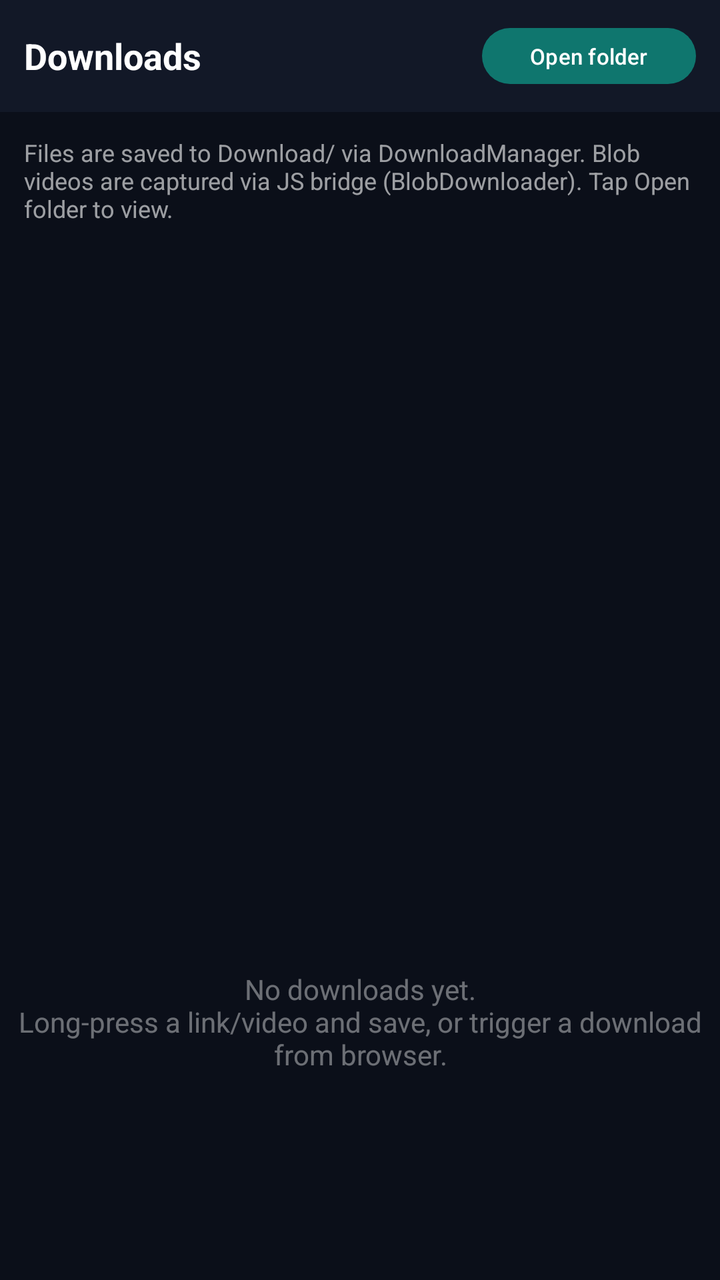
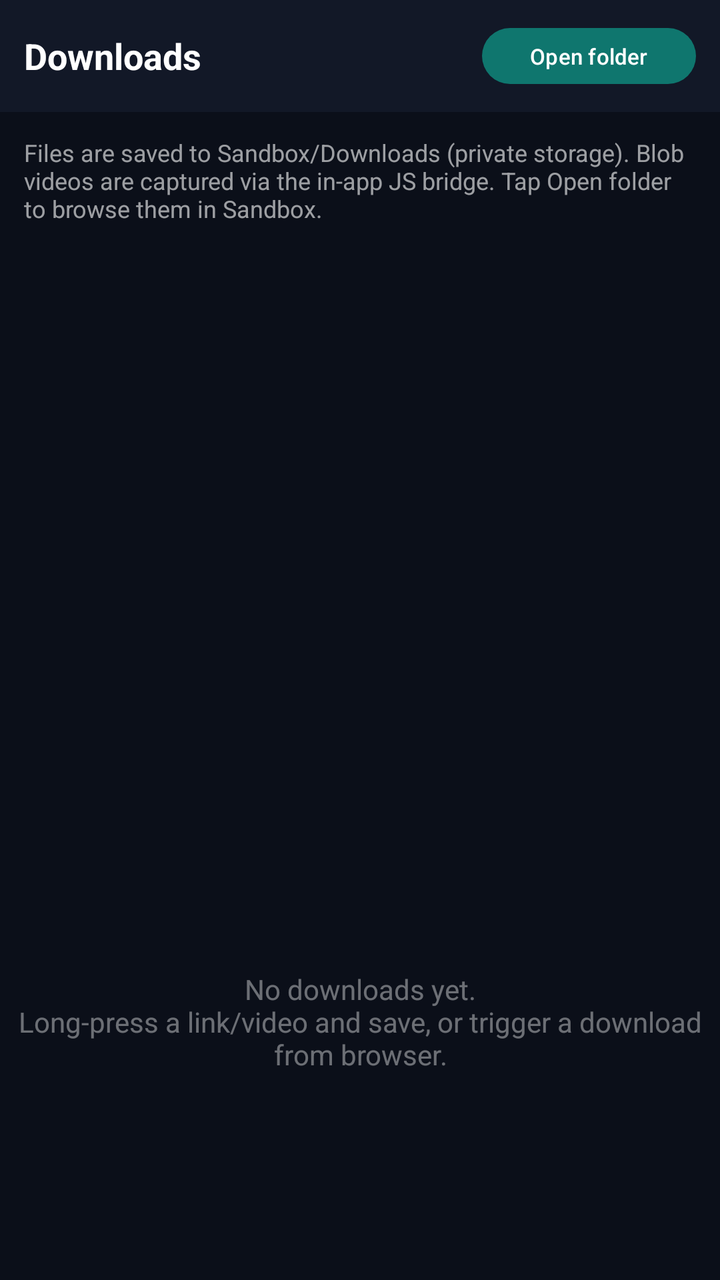

The first picture is an Android layout as it rendered before a commit; the second is the same layout after the commit. The layout source and the unified diff follow.
<!-- AndroidManifest.xml: application theme Theme.LightBrowser -->
<!-- res/layout/fragment_downloads.xml -->
<?xml version="1.0" encoding="utf-8"?>
<LinearLayout xmlns:android="http://schemas.android.com/apk/res/android"
    android:layout_width="match_parent" android:layout_height="match_parent"
    android:orientation="vertical" android:background="@color/bg_dark">

    <LinearLayout android:layout_width="match_parent" android:layout_height="56dp"
        android:orientation="horizontal" android:gravity="center_vertical"
        android:padding="12dp" android:background="@color/surface">
        <TextView android:layout_width="0dp" android:layout_weight="1" android:layout_height="wrap_content"
            android:text="Downloads" android:textColor="@color/white" android:textSize="18sp" android:textStyle="bold"/>
        <com.google.android.material.button.MaterialButton android:id="@+id/btnOpenFolder"
            android:layout_width="wrap_content" android:layout_height="36dp" android:text="Open folder" android:textSize="11sp"/>
    </LinearLayout>

    <TextView android:layout_width="match_parent" android:layout_height="wrap_content"
        android:padding="12dp" android:textColor="#99FFFFFF" android:textSize="12sp"
        android:text="Files are saved to Download/ via DownloadManager. Blob videos are captured via JS bridge (BlobDownloader). Tap Open folder to view."/>

    <androidx.recyclerview.widget.RecyclerView android:id="@+id/recycler"
        android:layout_width="match_parent" android:layout_height="0dp" android:layout_weight="1"
        android:clipToPadding="false" android:padding="8dp"/>

    <TextView android:id="@+id/empty" android:layout_width="match_parent" android:layout_height="0dp"
        android:layout_weight="1" android:gravity="center" android:textColor="#66FFFFFF"
        android:text="No downloads yet.\nLong-press a link/video and save, or trigger a download from browser."/>
</LinearLayout>
<!-- resources referenced by this layout -->
<resources>
  <color name="bg_dark">#0B0F19</color>
  <color name="surface">#121827</color>
  <color name="white">#FFFFFF</color>
  <style name="Theme.LightBrowser" parent="Theme.Material3.DayNight.NoActionBar">
          <item name="colorPrimary">@color/teal_700</item>
          <item name="colorOnPrimary">@color/white</item>
          <item name="colorPrimaryContainer">@color/teal_200</item>
          <item name="colorOnPrimaryContainer">@color/black</item>
          <item name="colorSecondary">@color/teal_200</item>
          <item name="colorSecondaryContainer">@color/teal_700</item>
          <item name="colorSurface">@color/surface</item>
          <item name="colorSurfaceVariant">@color/surfaceVariant</item>
          <item name="colorOnSurface">@color/onSurface</item>
          <item name="colorOnSurfaceVariant">@color/onSurfaceVariant</item>
          <item name="colorOutline">@color/outline</item>
          <item name="android:statusBarColor">@android:color/transparent</item>
          <item name="android:navigationBarColor">@android:color/transparent</item>
          <item name="android:windowLightStatusBar">false</item>
          <item name="android:windowLightNavigationBar">false</item>
          <item name="bottomNavigationStyle">@style/Widget.LightBrowser.BottomNav</item>
          
          <item name="textAppearanceTitleLarge">@style/TextAppearance.LightBrowser.TitleLarge</item>
          <item name="textAppearanceBodyMedium">@style/TextAppearance.LightBrowser.Body</item>
      </style>
  <color name="teal_700">#0F766E</color>
  <color name="teal_200">#5EEAD4</color>
  <color name="black">#000000</color>
  <color name="surfaceVariant">#1E293B</color>
  <color name="onSurface">#F8FAFC</color>
  <color name="onSurfaceVariant">#94A3B8</color>
  <color name="outline">#334155</color>
  <style name="Widget.LightBrowser.BottomNav" parent="Widget.Material3.BottomNavigationView">
          <item name="android:background">@color/surface</item>
          <item name="itemIconTint">@color/bottom_nav_colors</item>
          <item name="itemTextColor">@color/bottom_nav_colors</item>
          <item name="itemActiveIndicatorStyle">@style/Widget.LightBrowser.Indicator</item>
      </style>
  <style name="TextAppearance.LightBrowser.TitleLarge" parent="TextAppearance.Material3.TitleLarge">
          <item name="android:fontFamily">sans-serif</item>
          <item name="android:textColor">@color/onSurface</item>
          <item name="android:letterSpacing">-0.02</item>
      </style>
  <style name="TextAppearance.LightBrowser.Body" parent="TextAppearance.Material3.BodyMedium">
          <item name="android:fontFamily">sans-serif</item>
          <item name="android:textColor">@color/onSurfaceVariant</item>
      </style>
  <style name="Widget.LightBrowser.Indicator" parent="Widget.Material3.BottomNavigationView.ActiveIndicator">
          <item name="android:color">@color/teal_200</item>
          <item name="shapeAppearance">@style/ShapeAppearance.Material3.SmallComponent</item>
      </style>
</resources>

<!-- the commit's change to res/layout/fragment_downloads.xml (unified diff, before → after) -->
@@ -14,7 +14,7 @@
 
     <TextView android:layout_width="match_parent" android:layout_height="wrap_content"
         android:padding="12dp" android:textColor="#99FFFFFF" android:textSize="12sp"
-        android:text="Files are saved to Download/ via DownloadManager. Blob videos are captured via JS bridge (BlobDownloader). Tap Open folder to view."/>
+        android:text="Files are saved to Sandbox/Downloads (private storage). Blob videos are captured via the in-app JS bridge. Tap Open folder to browse them in Sandbox."/>
 
     <androidx.recyclerview.widget.RecyclerView android:id="@+id/recycler"
         android:layout_width="match_parent" android:layout_height="0dp" android:layout_weight="1"
